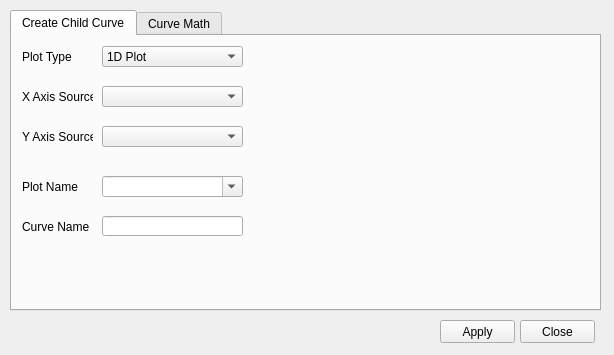
Before: the Qt Designer form curveproperties.ui in d-wizard/plotter, drawn with Qt 5.
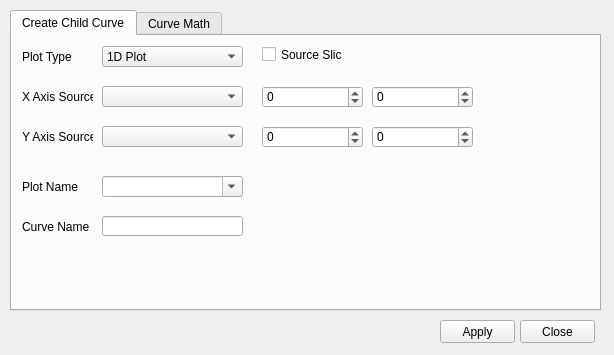
After: the same form once the commit is applied. The open tabs and pages were chosen to show the change.

Commit message:
Add GUI elements for start/stop of parent curve.
Original Commit Rev: 1564 | 2014-05-14 22:37:21 -0500 (Wed, 14 May 2014)

Patch:
```diff
--- a/curveproperties.ui
+++ b/curveproperties.ui
@@ -170,6 +170,83 @@
       </rect>
      </property>
     </widget>
+    <widget class="QCheckBox" name="chkSrcSlice">
+     <property name="geometry">
+      <rect>
+       <x>250</x>
+       <y>10</y>
+       <width>81</width>
+       <height>17</height>
+      </rect>
+     </property>
+     <property name="text">
+      <string>Source Slice</string>
+     </property>
+    </widget>
+    <widget class="QSpinBox" name="spnXSrcStart">
+     <property name="geometry">
+      <rect>
+       <x>250</x>
+       <y>50</y>
+       <width>101</width>
+       <height>22</height>
+      </rect>
+     </property>
+     <property name="minimum">
+      <number>-2000000000</number>
+     </property>
+     <property name="maximum">
+      <number>2000000000</number>
+     </property>
+    </widget>
+    <widget class="QSpinBox" name="spnXSrcStop">
+     <property name="geometry">
+      <rect>
+       <x>360</x>
+       <y>50</y>
+       <width>101</width>
+       <height>22</height>
+      </rect>
+     </property>
+     <property name="minimum">
+      <number>-2000000000</number>
+     </property>
+     <property name="maximum">
+      <number>2000000000</number>
+     </property>
+    </widget>
+    <widget class="QSpinBox" name="spnYSrcStart">
+     <property name="geometry">
+      <rect>
+       <x>250</x>
+       <y>90</y>
+       <width>101</width>
+       <height>22</height>
+      </rect>
+     </property>
+     <property name="minimum">
+      <number>-2000000000</number>
+     </property>
+     <property name="maximum">
+      <number>2000000000</number>
+     </property>
+    </widget>
+    <widget class="QSpinBox" name="spnYSrcStop">
+     <property name="geometry">
+      <rect>
+       <x>360</x>
+       <y>90</y>
+       <width>101</width>
+       <height>22</height>
+      </rect>
+     </property>
+     <property name="minimum">
+      <number>-2000000000</number>
+     </property>
+     <property name="maximum">
+      <number>2000000000</number>
+     </property>
+    </widget>
    </widget>
    <widget class="QWidget" name="tabCurveMath">
     <attribute name="title">
```
Left out of the diff: 2 changed lines with no effect on the pictures. The commit also changes 1 other file.
